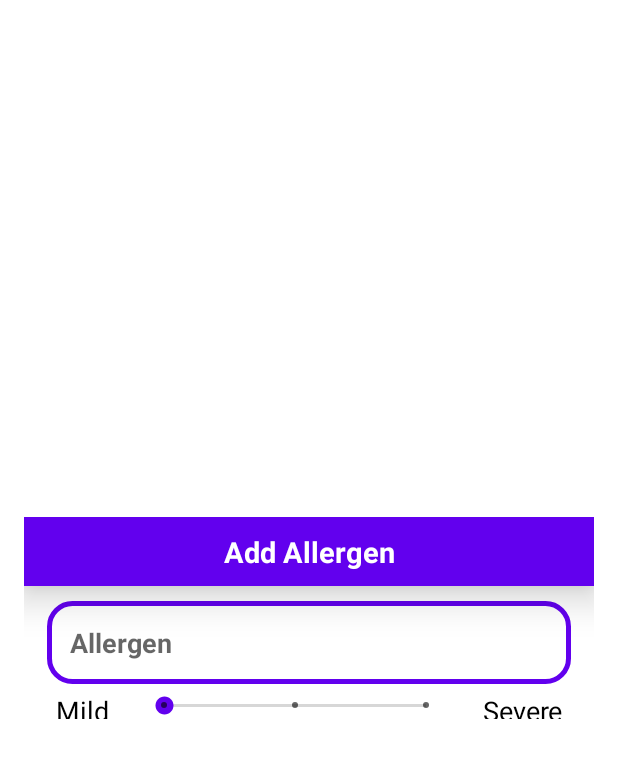
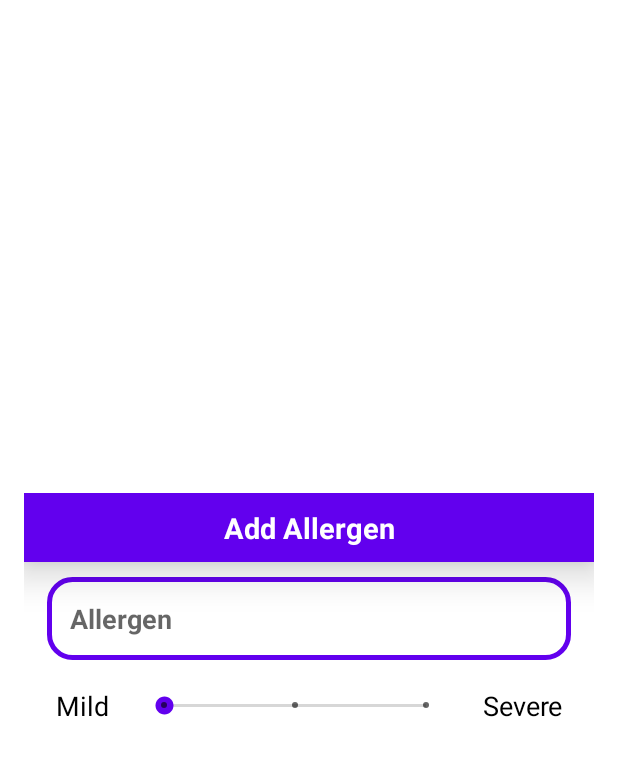
Before and after one commit to helloItsBob/AllergenDetector, an Android app: the layout add_allergen_item.xml on its own in the app's theme, with its tools: preview values and no code run, on a phone screen of 412 x 824 dp. Shown: the top 758 px of the screen. Run offline under Robolectric (Android 15) with nearby library versions, the phone set to English and light mode, and no system bars.

Commit message:
Visibility fix for popup window
Fixed visual, so that text is not a bit cropped on the bottom anymore

```diff
--- a/app/src/main/res/layout/add_allergen_item.xml
+++ b/app/src/main/res/layout/add_allergen_item.xml
@@ -65,6 +65,7 @@
                 android:layout_weight="5"
                 android:max="2"
                 android:paddingHorizontal="40dp"
+                android:paddingVertical="16dp"
                 android:progress="0"
                 android:progressTint="@color/purple_200"
                 android:thumbTint="@color/purple_500" />
```
